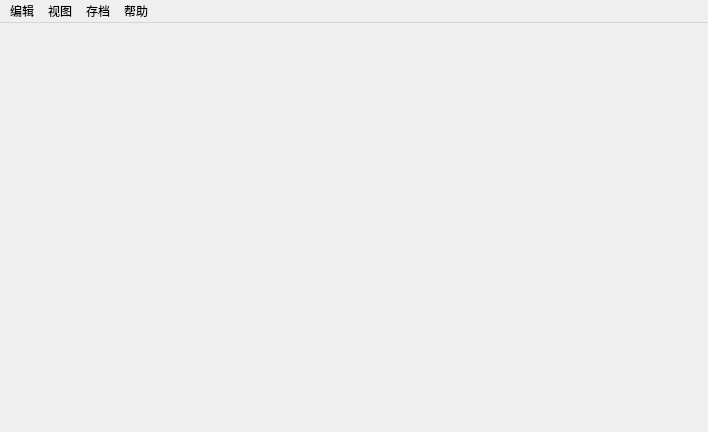
The window that qsenior-timer/frame/mainwin.ui (fuyouawa/qsenior-timer) describes before a commit, drawn with Qt 5.
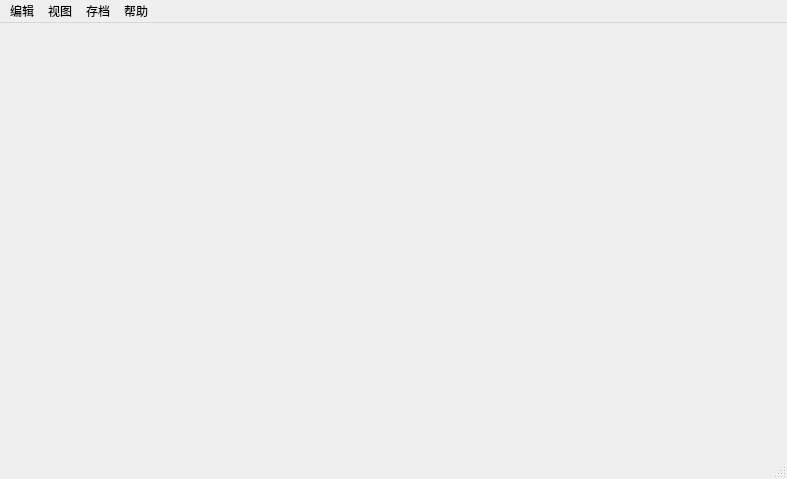
The same window after the commit.

```diff
--- a/qsenior-timer/frame/mainwin.ui
+++ b/qsenior-timer/frame/mainwin.ui
@@ -6,8 +6,8 @@
    <rect>
     <x>0</x>
     <y>0</y>
-    <width>708</width>
-    <height>432</height>
+    <width>787</width>
+    <height>479</height>
    </rect>
   </property>
   <property name="windowTitle">
@@ -21,7 +21,7 @@
     <rect>
      <x>0</x>
      <y>0</y>
-     <width>708</width>
+     <width>787</width>
      <height>22</height>
     </rect>
    </property>
@@ -62,6 +62,7 @@
    <addaction name="menu_4"/>
    <addaction name="menu_2"/>
   </widget>
+  <widget class="QStatusBar" name="status_bar"/>
   <action name="act_graph_analyser">
    <property name="enabled">
     <bool>false</bool>
```
Left out of the diff: 21 changed lines with no effect on the pictures.
